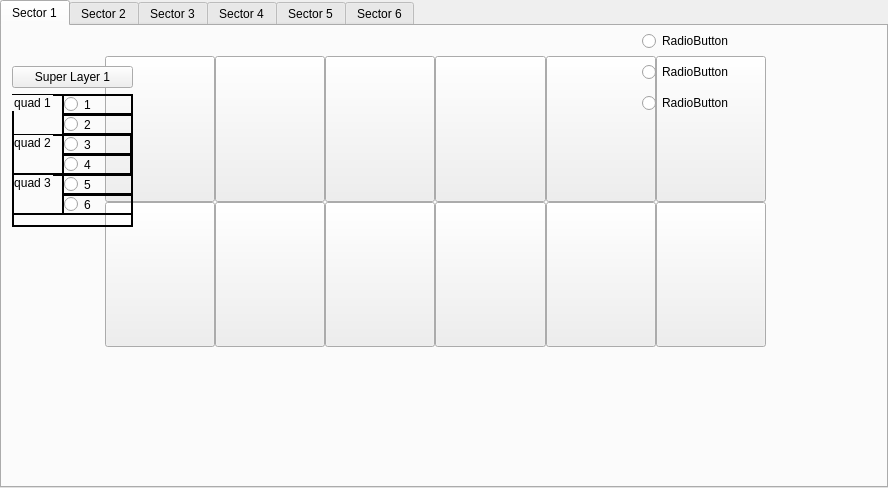
JeffersonLab/clas12-dc-wiremap, file dbtabwidget.ui: the form before one commit.
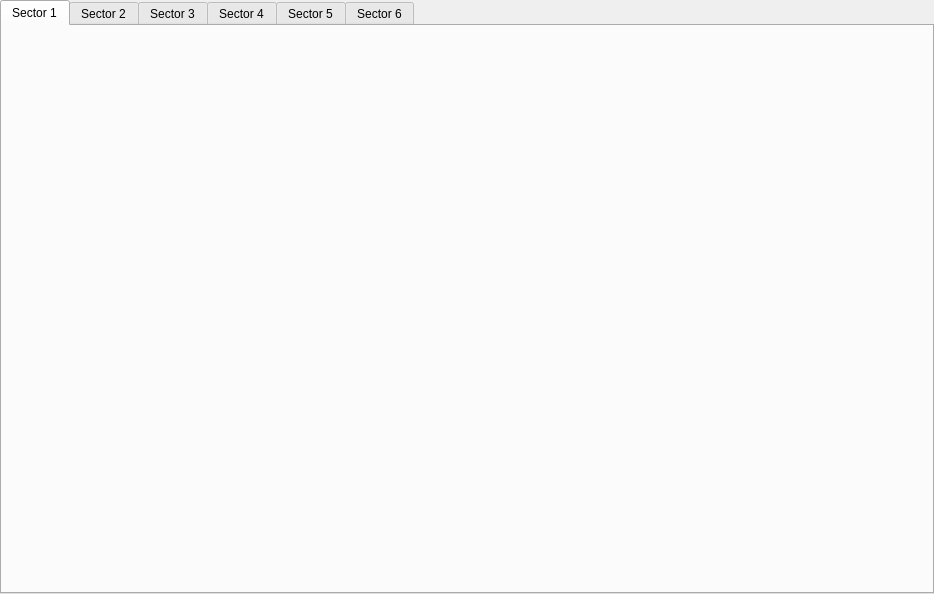
The form after the commit. The open tabs and pages were chosen to show the change.

Commit message: some renaming, new CrateTab widget.

What changed in the file:
```diff
--- a/dbtabwidget.ui
+++ b/dbtabwidget.ui
@@ -6,8 +6,8 @@
    <rect>
     <x>0</x>
     <y>0</y>
-    <width>888</width>
-    <height>488</height>
+    <width>934</width>
+    <height>594</height>
    </rect>
   </property>
   <property name="windowTitle">
@@ -20,381 +20,6 @@
    <attribute name="title">
     <string>Sector 1</string>
    </attribute>
-   <widget class="QWidget" name="gridLayoutWidget">
-    <property name="geometry">
-     <rect>
-      <x>103</x>
-      <y>30</y>
-      <width>661</width>
-      <height>291</height>
-     </rect>
-    </property>
-    <layout class="QGridLayout" name="gridLayout">
-     <property name="spacing">
-      <number>0</number>
-     </property>
-     <item row="1" column="0">
-      <layout class="QHBoxLayout" name="horizontalLayout_4">
-       <property name="spacing">
-        <number>0</number>
-       </property>
-       <item>
-        <widget class="QPushButton" name="pushButton_6">
-         <property name="sizePolicy">
-          <sizepolicy hsizetype="Minimum" vsizetype="Ignored">
-           <horstretch>0</horstretch>
-           <verstretch>0</verstretch>
-          </sizepolicy>
-         </property>
-         <property name="text">
-          <string/>
-         </property>
-        </widget>
-       </item>
-       <item>
-        <widget class="QPushButton" name="pushButton_5">
-         <property name="sizePolicy">
-          <sizepolicy hsizetype="Minimum" vsizetype="Ignored">
-           <horstretch>0</horstretch>
-           <verstretch>0</verstretch>
-          </sizepolicy>
-         </property>
-         <property name="text">
-          <string/>
-         </property>
-        </widget>
-       </item>
-       <item>
-        <widget class="QPushButton" name="pushButton_4">
-         <property name="sizePolicy">
-          <sizepolicy hsizetype="Minimum" vsizetype="Ignored">
-           <horstretch>0</horstretch>
-           <verstretch>0</verstretch>
-          </sizepolicy>
-         </property>
-         <property name="text">
-          <string/>
-         </property>
-        </widget>
-       </item>
-       <item>
-        <widget class="QPushButton" name="pushButton_3">
-         <property name="sizePolicy">
-          <sizepolicy hsizetype="Minimum" vsizetype="Ignored">
-           <horstretch>0</horstretch>
-           <verstretch>0</verstretch>
-          </sizepolicy>
-         </property>
-         <property name="text">
-          <string/>
-         </property>
-        </widget>
-       </item>
-       <item>
-        <widget class="QPushButton" name="pushButton_2">
-         <property name="sizePolicy">
-          <sizepolicy hsizetype="Minimum" vsizetype="Ignored">
-           <horstretch>0</horstretch>
-           <verstretch>0</verstretch>
-          </sizepolicy>
-         </property>
-         <property name="text">
-          <string/>
-         </property>
-        </widget>
-       </item>
-       <item>
-        <widget class="QPushButton" name="pushButton">
-         <property name="sizePolicy">
-          <sizepolicy hsizetype="Minimum" vsizetype="Ignored">
-           <horstretch>0</horstretch>
-           <verstretch>0</verstretch>
-          </sizepolicy>
-         </property>
-         <property name="text">
-          <string/>
-         </property>
-        </widget>
-       </item>
-      </layout>
-     </item>
-     <item row="0" column="0">
-      <layout class="QHBoxLayout" name="horizontalLayout_3">
-       <property name="spacing">
-        <number>0</number>
-       </property>
-       <property name="sizeConstraint">
-        <enum>QLayout::SetNoConstraint</enum>
-       </property>
-       <item>
-        <widget class="QPushButton" name="pushButton_12">
-         <property name="sizePolicy">
-          <sizepolicy hsizetype="Minimum" vsizetype="Ignored">
-           <horstretch>0</horstretch>
-           <verstretch>0</verstretch>
-          </sizepolicy>
-         </property>
-         <property name="styleSheet">
-          <string notr="true">background-color: &quot;blue&quot;;</string>
-         </property>
-         <property name="text">
-          <string/>
-         </property>
-         <property name="checkable">
-          <bool>true</bool>
-         </property>
-        </widget>
-       </item>
-       <item>
-        <widget class="QPushButton" name="pushButton_11">
-         <property name="sizePolicy">
-          <sizepolicy hsizetype="Minimum" vsizetype="Ignored">
-           <horstretch>0</horstretch>
-           <verstretch>0</verstretch>
-          </sizepolicy>
-         </property>
-         <property name="text">
-          <string/>
-         </property>
-        </widget>
-       </item>
-       <item>
-        <widget class="QPushButton" name="pushButton_10">
-         <property name="sizePolicy">
-          <sizepolicy hsizetype="Minimum" vsizetype="Ignored">
-           <horstretch>0</horstretch>
-           <verstretch>0</verstretch>
-          </sizepolicy>
-         </property>
-         <property name="text">
-          <string/>
-         </property>
-        </widget>
-       </item>
-       <item>
-        <widget class="QPushButton" name="pushButton_9">
-         <property name="sizePolicy">
-          <sizepolicy hsizetype="Minimum" vsizetype="Ignored">
-           <horstretch>0</horstretch>
-           <verstretch>0</verstretch>
-          </sizepolicy>
-         </property>
-         <property name="text">
-          <string/>
-         </property>
-        </widget>
-       </item>
-       <item>
-        <widget class="QPushButton" name="pushButton_8">
-         <property name="sizePolicy">
-          <sizepolicy hsizetype="Minimum" vsizetype="Ignored">
-           <horstretch>0</horstretch>
-           <verstretch>0</verstretch>
-          </sizepolicy>
-         </property>
-         <property name="text">
-          <string/>
-         </property>
-        </widget>
-       </item>
-       <item>
-        <widget class="QPushButton" name="pushButton_7">
-         <property name="sizePolicy">
-          <sizepolicy hsizetype="Minimum" vsizetype="Ignored">
-           <horstretch>0</horstretch>
-           <verstretch>0</verstretch>
-          </sizepolicy>
-         </property>
-         <property name="text">
-          <string/>
-         </property>
-        </widget>
-       </item>
-      </layout>
-     </item>
-    </layout>
-   </widget>
-   <widget class="QWidget" name="verticalLayoutWidget">
-    <property name="geometry">
-     <rect>
-      <x>640</x>
-      <y>0</y>
-      <width>111</width>
-      <height>92</height>
-     </rect>
-    </property>
-    <layout class="QVBoxLayout" name="verticalLayout_2">
-     <item>
-      <widget class="QRadioButton" name="radioButton">
-       <property name="text">
-        <string>RadioButton</string>
-       </property>
-      </widget>
-     </item>
-     <item>
-      <widget class="QRadioButton" name="radioButton_3">
-       <property name="text">
-        <string>RadioButton</string>
-       </property>
-      </widget>
-     </item>
-     <item>
-      <widget class="QRadioButton" name="radioButton_2">
-       <property name="text">
-        <string>RadioButton</string>
-       </property>
-      </widget>
-     </item>
-    </layout>
-   </widget>
-   <widget class="QWidget" name="verticalLayoutWidget_2">
-    <property name="geometry">
-     <rect>
-      <x>10</x>
-      <y>40</y>
-      <width>121</width>
-      <height>161</height>
-     </rect>
-    </property>
-    <layout class="QVBoxLayout" name="verticalLayout_3">
-     <item>
-      <widget class="QPushButton" name="pushButton_25">
-       <property name="text">
-        <string>Super Layer 1</string>
-       </property>
-      </widget>
-     </item>
-     <item>
-      <widget class="QGroupBox" name="groupBox">
-       <property name="styleSheet">
-        <string notr="true">border-color: rgb(0, 0, 0);border: 2px solid #000; background-color: &quot;green&quot;; font-color: &quot;yellow&quot;;</string>
-       </property>
-       <property name="inputMethodHints">
-        <set>Qt::ImhNone</set>
-       </property>
-       <property name="title">
-        <string>quad 1</string>
-       </property>
-       <widget class="QRadioButton" name="radioButton_6">
-        <property name="geometry">
-         <rect>
-          <x>50</x>
-          <y>20</y>
-          <width>71</width>
-          <height>21</height>
-         </rect>
-        </property>
-        <property name="text">
-         <string>2</string>
-        </property>
-       </widget>
-       <widget class="QRadioButton" name="radioButton_7">
-        <property name="geometry">
-         <rect>
-          <x>50</x>
-          <y>0</y>
-          <width>71</width>
-          <height>21</height>
-         </rect>
-        </property>
-        <property name="text">
-         <string>1</string>
-        </property>
-       </widget>
-       <widget class="QGroupBox" name="groupBox_3">
-        <property name="geometry">
-         <rect>
-          <x>0</x>
-          <y>40</y>
-          <width>120</width>
-          <height>41</height>
-         </rect>
-        </property>
-        <property name="styleSheet">
-         <string notr="true">border-color: rgb(0, 0, 0);border: 2px solid #000; background-color: &quot;green&quot;; font-color: &quot;yellow&quot;;</string>
-        </property>
-        <property name="inputMethodHints">
-         <set>Qt::ImhNone</set>
-        </property>
-        <property name="title">
-         <string>quad 2</string>
-        </property>
-        <widget class="QRadioButton" name="radioButton_10">
-         <property name="geometry">
-          <rect>
-           <x>50</x>
-           <y>20</y>
-           <width>71</width>
-           <height>21</height>
-          </rect>
-         </property>
-         <property name="text">
-          <string>4</string>
-         </property>
-        </widget>
-        <widget class="QRadioButton" name="radioButton_11">
-         <property name="geometry">
-          <rect>
-           <x>50</x>
-           <y>0</y>
-           <width>71</width>
-           <height>21</height>
-          </rect>
-         </property>
-         <property name="text">
-          <string>3</string>
-         </property>
-        </widget>
-       </widget>
-       <widget class="QGroupBox" name="groupBox_4">
-        <property name="geometry">
-         <rect>
-          <x>0</x>
-          <y>80</y>
-          <width>121</width>
-          <height>41</height>
-         </rect>
-        </property>
-        <property name="styleSheet">
-         <string notr="true">border-color: rgb(0, 0, 0);border: 2px solid #000; background-color: &quot;green&quot;; font-color: &quot;yellow&quot;;</string>
-        </property>
-        <property name="inputMethodHints">
-         <set>Qt::ImhNone</set>
-        </property>
-        <property name="title">
-         <string>quad 3</string>
-        </property>
-        <widget class="QRadioButton" name="radioButton_8">
-         <property name="geometry">
-          <rect>
-           <x>50</x>
-           <y>20</y>
-           <width>71</width>
-           <height>21</height>
-          </rect>
-         </property>
-         <property name="text">
-          <string>6</string>
-         </property>
-        </widget>
-        <widget class="QRadioButton" name="radioButton_9">
-         <property name="geometry">
-          <rect>
-           <x>50</x>
-           <y>0</y>
-           <width>71</width>
-           <height>21</height>
-          </rect>
-         </property>
-         <property name="text">
-          <string>5</string>
-         </property>
-        </widget>
-       </widget>
-      </widget>
-     </item>
-    </layout>
-   </widget>
   </widget>
   <widget class="QWidget" name="sector2_tab">
    <attribute name="title">
```
Left out of the diff: 14 changed lines with no effect on the pictures. Lines whose indentation alone changed are shown as unchanged. The commit also changes 5 other files.
